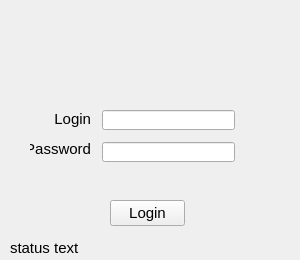
This is Desktop/logincontrol.ui in antofik/RedHelper as Qt 5 draws it before an edit. The edited form follows.
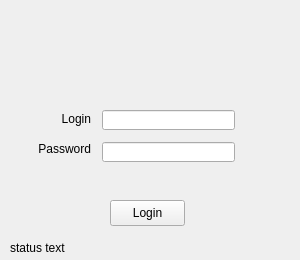
This is the edited form. Icons and pictures are not drawn.

Diff of the .ui file:
```diff
--- a/Desktop/logincontrol.ui
+++ b/Desktop/logincontrol.ui
@@ -16,11 +16,6 @@
     <verstretch>0</verstretch>
    </sizepolicy>
   </property>
-  <property name="font">
-   <font>
-    <pointsize>11</pointsize>
-   </font>
-  </property>
   <property name="windowTitle">
    <string>Login</string>
   </property>
```
